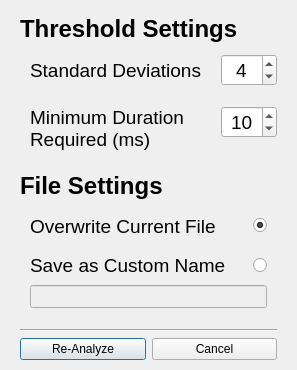
Qt form AnalysisSettingsUI.ui (tennesseeBonner1/PiBlink) before a commit.
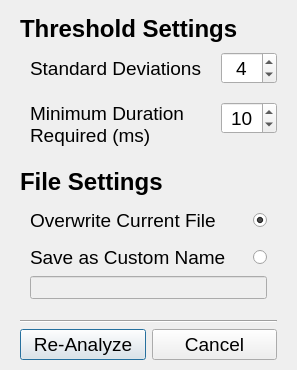
The same form after that commit.

Patch:
```diff
--- a/AnalysisSettingsUI.ui
+++ b/AnalysisSettingsUI.ui
@@ -383,6 +383,11 @@
      </property>
      <item>
       <widget class="QPushButton" name="pushButton_ReAnalyze">
+       <property name="font">
+        <font>
+         <pointsize>14</pointsize>
+        </font>
+       </property>
        <property name="text">
         <string>Re-Analyze</string>
        </property>
@@ -390,6 +395,11 @@
      </item>
      <item>
       <widget class="QPushButton" name="pushButton_Cancel">
+       <property name="font">
+        <font>
+         <pointsize>14</pointsize>
+        </font>
+       </property>
        <property name="text">
         <string>Cancel</string>
        </property>
```
Left out of the diff: 17 changed lines with no effect on the pictures.
